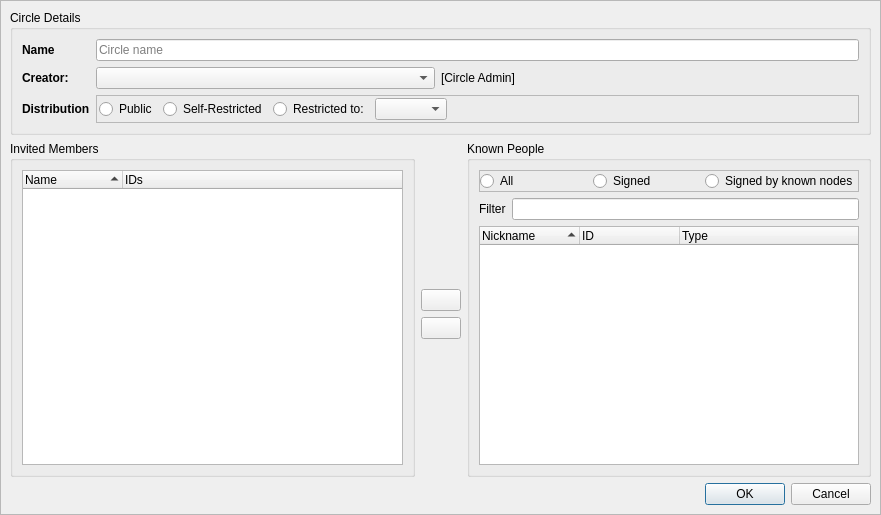
The window that retroshare-gui/src/gui/Circles/CreateCircleDialog.ui (RetroShare/RetroShare) describes before a commit, drawn with Qt 5.
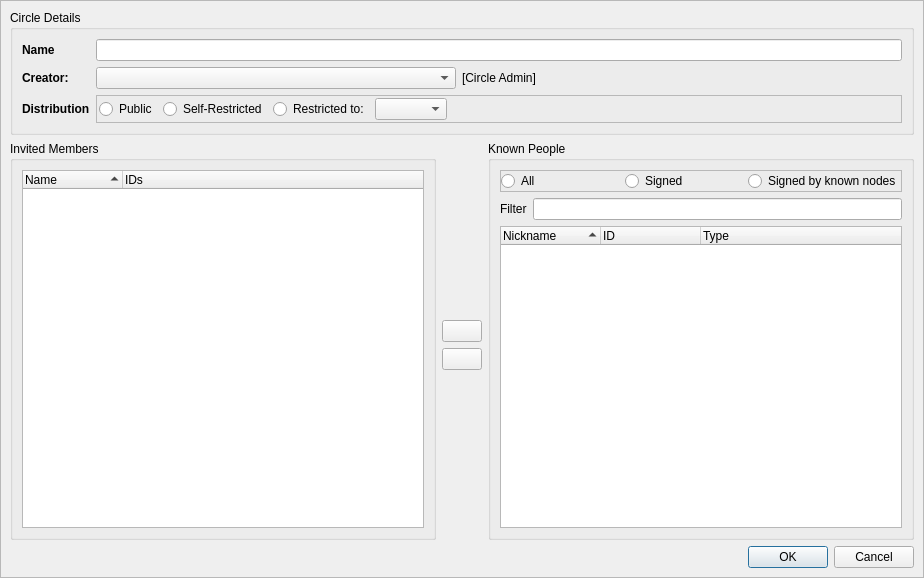
The same window after the commit. Icons and pictures are not drawn. Custom widgets are drawn as their Qt base class.

Commit message: moved placeholder text from .ui to .cpp to allow compilation with old Qt

Patch:
```diff
--- a/retroshare-gui/src/gui/Circles/CreateCircleDialog.ui
+++ b/retroshare-gui/src/gui/Circles/CreateCircleDialog.ui
@@ -6,8 +6,8 @@
    <rect>
     <x>0</x>
     <y>0</y>
-    <width>881</width>
-    <height>515</height>
+    <width>924</width>
+    <height>578</height>
    </rect>
   </property>
   <property name="windowTitle">
@@ -246,11 +246,7 @@
             </widget>
            </item>
            <item row="0" column="1" colspan="3">
-            <widget class="QLineEdit" name="circleName">
-             <property name="placeholderText">
-              <string>Circle name</string>
-             </property>
-            </widget>
+            <widget class="QLineEdit" name="circleName"/>
            </item>
            <item row="1" column="0">
             <widget class="QLabel" name="idChooserLabel">
```
Left out of the diff: 33 changed lines with no effect on the pictures. The commit also changes 1 other file.
